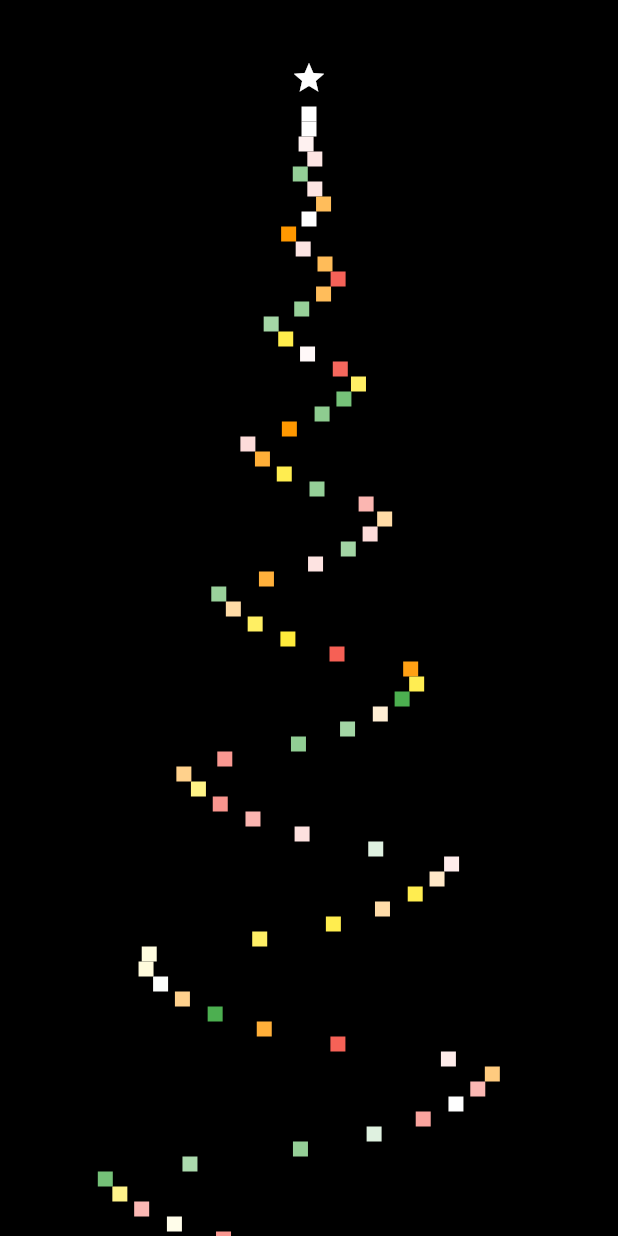
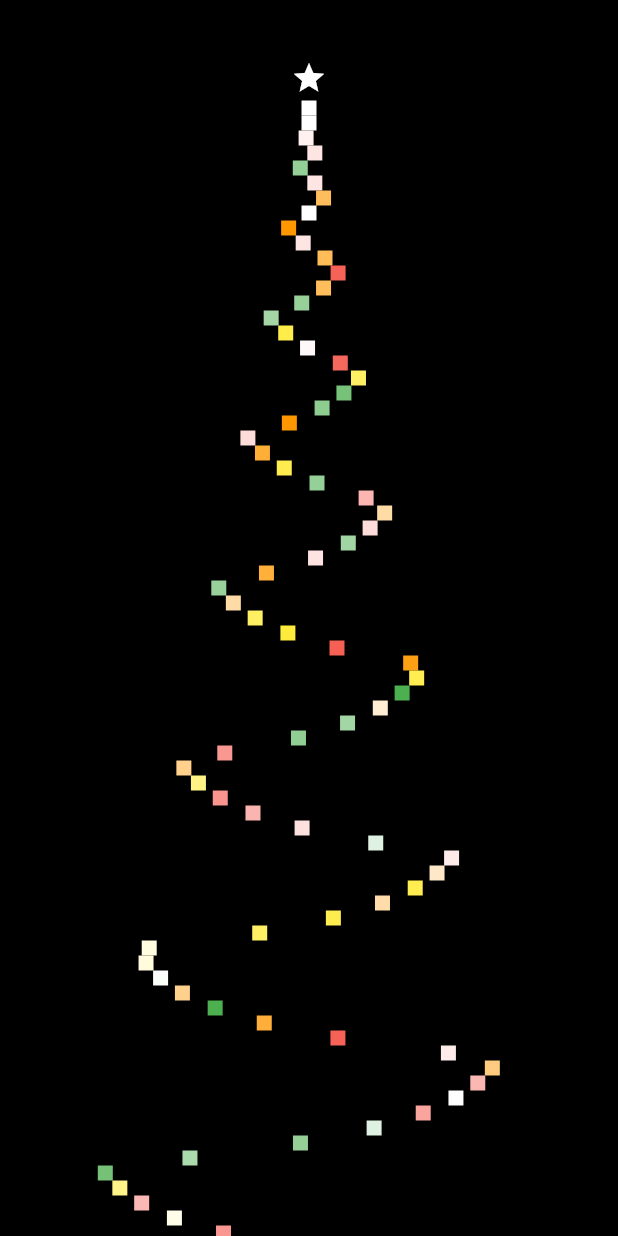
Before and after one commit to OHeroJ/flutter_web, a Flutter app: the screen it shows after launch, on a phone screen of 412 x 824 dp. Run offline on Flutter 3.47's test engine with Material 2 defaults, Android fonts, the phone set to English and light mode, and no system bars.

Commit message:
缩小圣诞树

```diff
--- a/lib/main.dart
+++ b/lib/main.dart
@@ -28,13 +28,13 @@ class Tree extends StatelessWidget {
       color: Colors.black,
       child: Align(
         child: Container(
-          constraints: BoxConstraints(maxWidth: 700),
+          constraints: BoxConstraints(maxWidth: 500),
           child: ListView(
             children: <Widget>[
               Center(child: Icon(Icons.star, color: Colors.white)),
-              SizedBox(height: 7),
+              SizedBox(height: 3),
               for (final x in _offsets) Light(x),
-              SizedBox(height: 40),
+              SizedBox(height: 20),
               Center(child: Text('圣诞快乐'))
             ],
             padding: const EdgeInsets.symmetric(vertical: 40, horizontal: 7),
```
